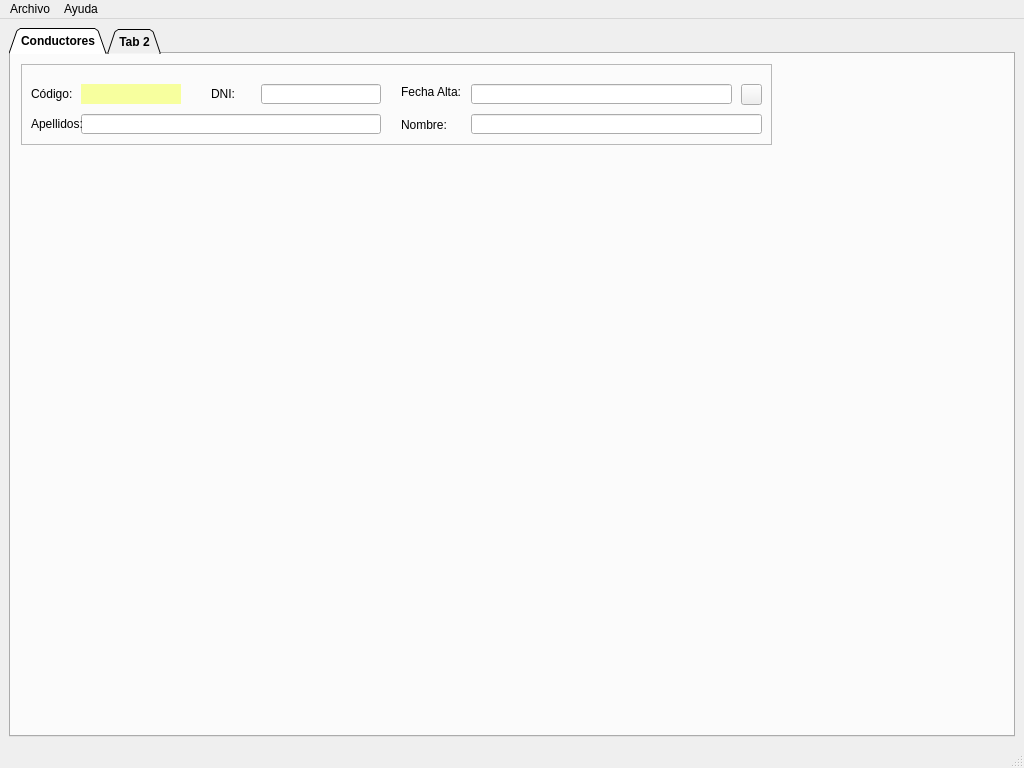
Before: the Qt Designer form MainWindow.ui in braisd11/CarTeis, drawn with Qt 5.
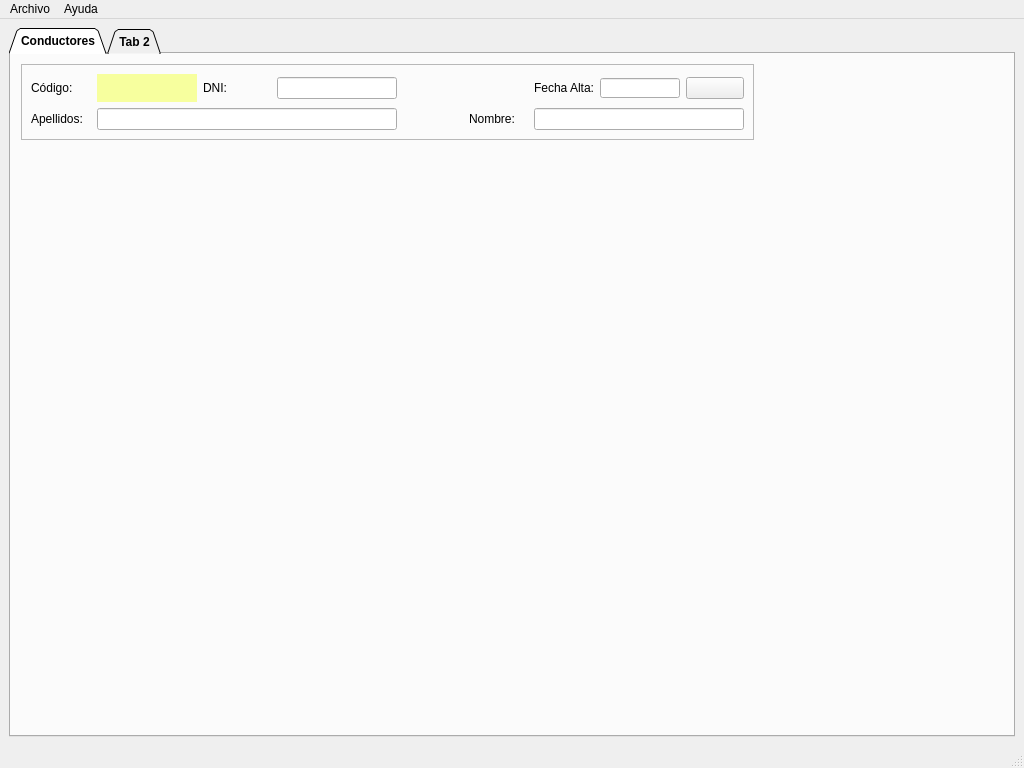
After: the same form once the commit is applied. Icons and pictures are not drawn.

```diff
--- a/MainWindow.ui
+++ b/MainWindow.ui
@@ -81,8 +81,8 @@
          <rect>
           <x>10</x>
           <y>10</y>
-          <width>751</width>
-          <height>81</height>
+          <width>733</width>
+          <height>76</height>
          </rect>
         </property>
         <property name="frameShape">
@@ -91,15 +91,9 @@
         <property name="frameShadow">
          <enum>QFrame::Raised</enum>
         </property>
+        <layout class="QGridLayout" name="gridLayout_2">
+         <item row="0" column="0">
         <widget class="QLabel" name="lblCodigo">
-         <property name="geometry">
-          <rect>
-           <x>10</x>
-           <y>20</y>
-           <width>50</width>
-           <height>20</height>
-          </rect>
-         </property>
          <property name="minimumSize">
           <size>
            <width>50</width>
@@ -110,15 +104,55 @@
           <string>Código:</string>
          </property>
         </widget>
+         </item>
+         <item row="0" column="8">
+          <widget class="QPushButton" name="btnCalendar">
+           <property name="text">
+            <string/>
+           </property>
+           <property name="icon">
+            <iconset>
+             <normaloff>img/calendar.ico</normaloff>img/calendar.ico</iconset>
+           </property>
+          </widget>
+         </item>
+         <item row="1" column="0">
+          <widget class="QLabel" name="lblApel">
+           <property name="minimumSize">
+            <size>
+             <width>60</width>
+             <height>20</height>
+            </size>
+           </property>
+           <property name="text">
+            <string>Apellidos:</string>
+           </property>
+          </widget>
+         </item>
+         <item row="0" column="7">
+          <widget class="QLineEdit" name="txtFechaAlta">
+           <property name="sizePolicy">
+            <sizepolicy hsizetype="Fixed" vsizetype="Fixed">
+             <horstretch>80</horstretch>
+             <verstretch>20</verstretch>
+            </sizepolicy>
+           </property>
+           <property name="minimumSize">
+            <size>
+             <width>80</width>
+             <height>20</height>
+            </size>
+           </property>
+           <property name="maximumSize">
+            <size>
+             <width>80</width>
+             <height>20</height>
+            </size>
+           </property>
+          </widget>
+         </item>
+         <item row="0" column="1">
         <widget class="QLabel" name="lblCodBD">
-         <property name="geometry">
-          <rect>
-           <x>60</x>
-           <y>20</y>
-           <width>100</width>
-           <height>20</height>
-          </rect>
-         </property>
          <property name="minimumSize">
           <size>
            <width>100</width>
@@ -135,49 +169,14 @@
           <set>Qt::AlignCenter</set>
          </property>
         </widget>
-        <widget class="QLineEdit" name="txtApel">
-         <property name="geometry">
-          <rect>
-           <x>60</x>
-           <y>50</y>
-           <width>300</width>
-           <height>20</height>
-          </rect>
-         </property>
-         <property name="minimumSize">
-          <size>
-           <width>300</width>
-           <height>20</height>
-          </size>
-         </property>
-        </widget>
-        <widget class="QLabel" name="lblApel">
-         <property name="geometry">
-          <rect>
-           <x>10</x>
-           <y>50</y>
-           <width>60</width>
-           <height>20</height>
-          </rect>
-         </property>
-         <property name="minimumSize">
-          <size>
-           <width>60</width>
-           <height>20</height>
-          </size>
-         </property>
-         <property name="text">
-          <string>Apellidos:</string>
-         </property>
-        </widget>
+         </item>
+         <item row="0" column="3">
         <widget class="QLineEdit" name="txtDNI">
-         <property name="geometry">
-          <rect>
-           <x>240</x>
-           <y>20</y>
-           <width>120</width>
-           <height>20</height>
-          </rect>
+           <property name="sizePolicy">
+            <sizepolicy hsizetype="Fixed" vsizetype="Fixed">
+             <horstretch>0</horstretch>
+             <verstretch>0</verstretch>
+            </sizepolicy>
          </property>
          <property name="minimumSize">
           <size>
@@ -189,88 +188,82 @@
           <set>Qt::AlignCenter</set>
          </property>
         </widget>
-        <widget class="QLabel" name="lblDNI">
-         <property name="geometry">
-          <rect>
-           <x>190</x>
-           <y>20</y>
-           <width>50</width>
-           <height>20</height>
-          </rect>
-         </property>
-         <property name="minimumSize">
-          <size>
-           <width>50</width>
-           <height>20</height>
-          </size>
-         </property>
-         <property name="text">
-          <string>DNI:</string>
-         </property>
-        </widget>
+         </item>
+         <item row="1" column="6" colspan="3">
+          <widget class="QLineEdit" name="txtNombre"/>
+         </item>
+         <item row="0" column="6">
         <widget class="QLabel" name="lblFechaAlta">
-         <property name="geometry">
-          <rect>
-           <x>380</x>
-           <y>20</y>
-           <width>61</width>
-           <height>16</height>
-          </rect>
-         </property>
          <property name="text">
           <string>Fecha Alta:</string>
          </property>
         </widget>
+         </item>
+         <item row="1" column="1" colspan="3">
+          <widget class="QLineEdit" name="txtApel">
+           <property name="minimumSize">
+            <size>
+             <width>300</width>
+             <height>20</height>
+            </size>
+           </property>
+          </widget>
+         </item>
+         <item row="1" column="5">
         <widget class="QLabel" name="lblNombre">
-         <property name="geometry">
-          <rect>
-           <x>380</x>
-           <y>50</y>
-           <width>47</width>
-           <height>21</height>
-          </rect>
-         </property>
          <property name="text">
           <string>Nombre:</string>
          </property>
         </widget>
-        <widget class="QLineEdit" name="txtNombre">
-         <property name="geometry">
-          <rect>
-           <x>450</x>
-           <y>50</y>
-           <width>291</width>
-           <height>20</height>
-          </rect>
-         </property>
-        </widget>
-        <widget class="QLineEdit" name="txtFechaAlta">
-         <property name="geometry">
-          <rect>
-           <x>450</x>
-           <y>20</y>
-           <width>261</width>
-           <height>20</height>
-          </rect>
-         </property>
-        </widget>
-        <widget class="QPushButton" name="btnCalendar">
-         <property name="geometry">
-          <rect>
-           <x>720</x>
-           <y>20</y>
-           <width>21</width>
-           <height>21</height>
-          </rect>
+         </item>
+         <item row="0" column="4">
+          <widget class="QLabel" name="lblValidarDNI">
+           <property name="sizePolicy">
+            <sizepolicy hsizetype="Fixed" vsizetype="Fixed">
+             <horstretch>60</horstretch>
+             <verstretch>30</verstretch>
+            </sizepolicy>
+           </property>
+           <property name="minimumSize">
+            <size>
+             <width>60</width>
+             <height>30</height>
+            </size>
+           </property>
+           <property name="maximumSize">
+            <size>
+             <width>60</width>
+             <height>30</height>
+            </size>
+           </property>
+           <property name="font">
+            <font>
+             <family>MV Boli</family>
+             <pointsize>14</pointsize>
+            </font>
          </property>
          <property name="text">
           <string/>
          </property>
-         <property name="icon">
-          <iconset>
-           <normaloff>C:/Users/a22braisdr/.designer/backup/img/calendar.ico</normaloff>C:/Users/a22braisdr/.designer/backup/img/calendar.ico</iconset>
-         </property>
-        </widget>
+           <property name="alignment">
+            <set>Qt::AlignLeading|Qt::AlignLeft|Qt::AlignVCenter</set>
+           </property>
+          </widget>
+         </item>
+         <item row="0" column="2">
+          <widget class="QLabel" name="lblDNI">
+           <property name="minimumSize">
+            <size>
+             <width>50</width>
+             <height>20</height>
+            </size>
+           </property>
+           <property name="text">
+            <string>DNI:</string>
+           </property>
+          </widget>
+         </item>
+        </layout>
        </widget>
       </widget>
       <widget class="QWidget" name="tab_2">
```
Left out of the diff: 2 changed lines with no effect on the pictures. Lines whose indentation alone changed are shown as unchanged.
